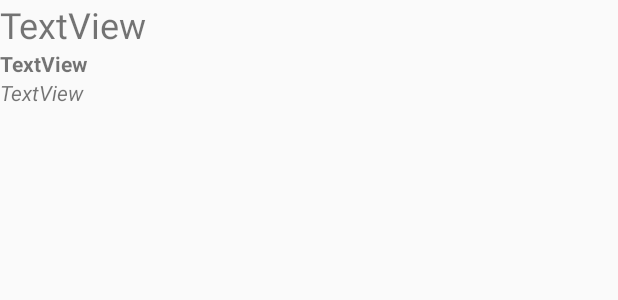
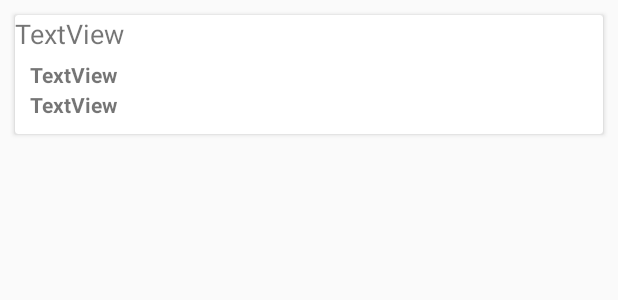
Before and after one commit to yossieadvindo/TimbangAntri, an Android app: the layout item_booking.xml on its own in the app's theme, with its tools: preview values and no code run, on a phone screen of 412 x 824 dp. Shown: the top 300 px of the screen. Run offline under Robolectric (Android 15) with nearby library versions, the light colour scheme and no system bars.

Commit message:
dahbisa_riwayat

```diff
--- a/app/src/main/java/id/ac/ukdw/timbangantri/Home.kt
+++ b/app/src/main/java/id/ac/ukdw/timbangantri/Home.kt
@@ -69,7 +69,7 @@ class Home : AppCompatActivity() {
         startActivity(i)
     }
     fun showBooking(){
-        var i: Intent = Intent(this, Pesan::class.java)
+        var i: Intent = Intent(this, placeActivity::class.java)
         i.putExtra("id", uid)
         startActivity(i)
     }
--- a/app/src/main/res/layout/item_booking.xml
+++ b/app/src/main/res/layout/item_booking.xml
@@ -1,19 +1,32 @@
 <?xml version="1.0" encoding="utf-8"?>
-<LinearLayout xmlns:android="http://schemas.android.com/apk/res/android"
-    android:orientation="vertical" android:layout_width="match_parent"
-    android:layout_height="match_parent">
+<androidx.cardview.widget.CardView android:layout_width="match_parent"
+    android:layout_height="wrap_content"
+    android:layout_margin="10dp"
+    android:orientation="vertical"
+    android:padding="5dp"
+    xmlns:android="http://schemas.android.com/apk/res/android">
+
+    <RelativeLayout
+        android:id="@+id/relativeList"
+        android:layout_width="match_parent"
+        android:layout_height="match_parent"
+        android:orientation="vertical">
 
         <TextView
             android:id="@+id/no_platrcy"
             android:layout_width="match_parent"
             android:layout_height="wrap_content"
             android:text="TextView"
-        android:textSize="24sp" />
+            android:textSize="18sp" />
 
         <TextView
             android:id="@+id/namarcy"
             android:layout_width="match_parent"
             android:layout_height="wrap_content"
+            android:layout_marginStart="10dp"
+            android:layout_marginTop="30dp"
+            android:layout_marginEnd="10dp"
+            android:layout_marginBottom="10dp"
             android:text="TextView"
             android:textStyle="bold" />
 
@@ -21,7 +34,13 @@
             android:id="@+id/contactrcy"
             android:layout_width="match_parent"
             android:layout_height="wrap_content"
+            android:layout_marginStart="10dp"
+            android:layout_marginTop="50dp"
+            android:layout_marginEnd="10dp"
+            android:layout_marginBottom="10dp"
             android:text="TextView"
-        android:textStyle="italic" />
+            android:textStyle="bold" />
 
-</LinearLayout>
+    </RelativeLayout>
+
+</androidx.cardview.widget.CardView>
```
Lines whose indentation alone changed are shown as unchanged.
